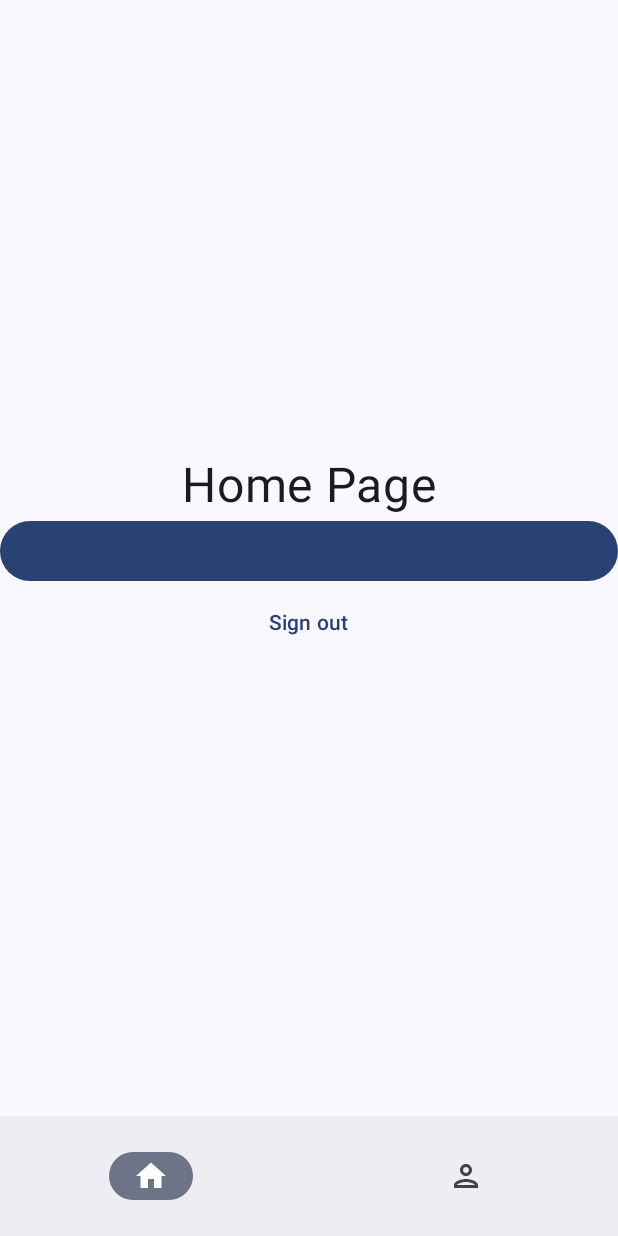
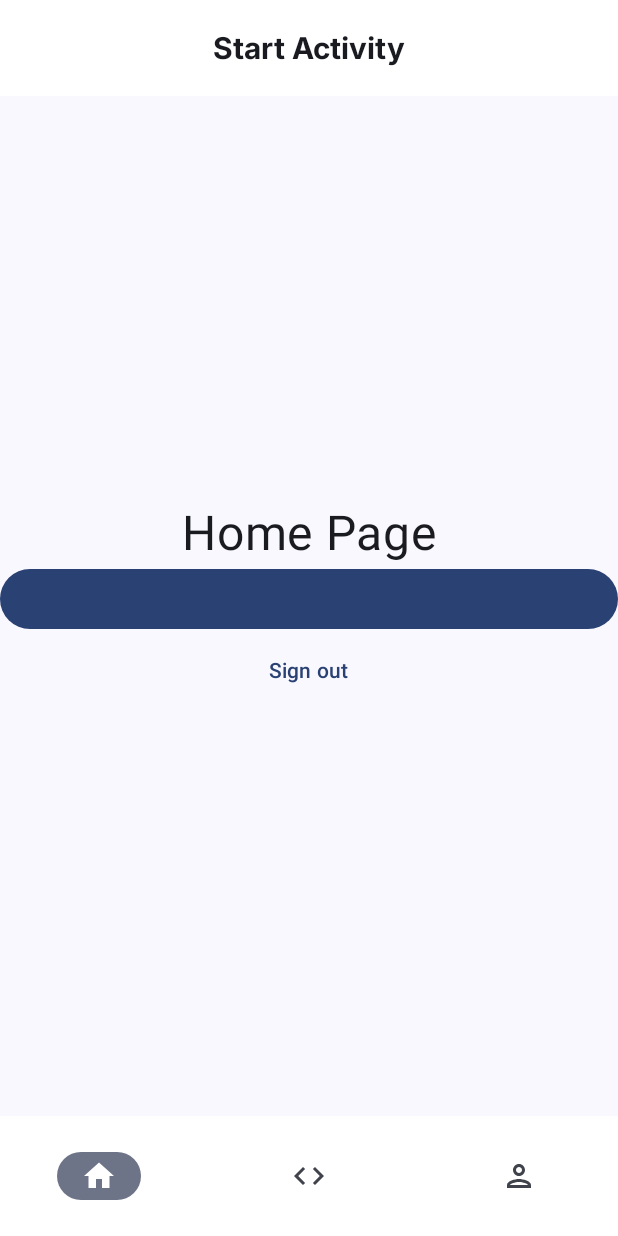
Before and after one commit to Ivan-Romo/ProductivityPatterns, an Android app built with Jetpack Compose: the Home screen opened through its navigation route, on a phone screen of 412 x 824 dp. Run offline under Robolectric (Android 15) with nearby library versions, the phone set to English and light mode, and no system bars; our stand-ins replace Firebase (no records; nobody signed in at launch, a user with empty details on screens opened directly), livedata-compose.

Commit message:
Preguntas v1

```diff
--- a/app/src/main/java/com/example/productivitypatterns/MyAppNavigation.kt
+++ b/app/src/main/java/com/example/productivitypatterns/MyAppNavigation.kt
@@ -5,8 +5,7 @@ import androidx.compose.ui.Modifier
 import androidx.navigation.compose.NavHost
 import androidx.navigation.compose.composable
 import androidx.navigation.compose.rememberNavController
-import com.example.productivitypatterns.view.HomeAux
-import com.example.productivitypatterns.view.HomeView
+import com.example.productivitypatterns.view.Home
 import com.example.productivitypatterns.view.LoginView
 import com.example.productivitypatterns.view.SignupView
 import com.example.productivitypatterns.viewmodel.AuthViewModel
@@ -23,7 +22,7 @@ fun MyAppNavigation(modifier: Modifier = Modifier, authViewModel: AuthViewModel)
             SignupView(modifier, navController, authViewModel)
         }
         composable("home"){
-            HomeAux(modifier, navController, authViewModel)
+            Home(modifier, navController, authViewModel)
         }
     })
 }
--- a/app/src/main/java/com/example/productivitypatterns/domain/Session.kt
+++ b/app/src/main/java/com/example/productivitypatterns/domain/Session.kt
@@ -6,7 +6,7 @@ import java.util.UUID
 data class Session(
     val id: UUID = UUID.randomUUID(),
     val duration: Long,
-    val datetime: LocalDateTime,
+    val datetime: LocalDateTime = LocalDateTime.now(),
     val responses: List<Pair<UUID,Int>>,
     val type: String
 )
--- a/app/src/main/java/com/example/productivitypatterns/ui/theme/Color.kt
+++ b/app/src/main/java/com/example/productivitypatterns/ui/theme/Color.kt
@@ -6,7 +6,11 @@ val Purple80 = Color(0xFFD0BCFF)
 val PurpleGrey80 = Color(0xFFCCC2DC)
 val Pink80 = Color(0xFFEFB8C8)
 
-val BlueCharts = Color(0x3844e4)
+val BlueCharts = Color(0xFF030A8C)
+
+val Background = Color(0xFFF5F6FD)
+
+val Secondary = Color(0xFFE7D5F2)
 
 val BlueChartsCode = "#3844e4"
 
--- a/app/src/main/java/com/example/productivitypatterns/ui/theme/Type.kt
+++ b/app/src/main/java/com/example/productivitypatterns/ui/theme/Type.kt
@@ -2,9 +2,11 @@ package com.example.productivitypatterns.ui.theme
 
 import androidx.compose.material3.Typography
 import androidx.compose.ui.text.TextStyle
+import androidx.compose.ui.text.font.Font
 import androidx.compose.ui.text.font.FontFamily
 import androidx.compose.ui.text.font.FontWeight
 import androidx.compose.ui.unit.sp
+import com.example.productivitypatterns.R
 
 // Set of Material typography styles to start with
 val Typography = Typography(
@@ -32,3 +34,8 @@ val Typography = Typography(
     )
     */
 )
+
+val InterFontFamily = FontFamily(
+    Font(R.font.inter_18pt_medium, FontWeight.Medium),
+    Font(R.font.inter_18pt_bold, FontWeight.Bold),
+)
--- /dev/null
+++ b/app/src/main/java/com/example/productivitypatterns/view/DevelopView.kt
@@ -0,0 +1,70 @@
+package com.example.productivitypatterns.view
+
+import androidx.compose.foundation.layout.Arrangement
+import androidx.compose.foundation.layout.Column
+import androidx.compose.foundation.layout.fillMaxSize
+import androidx.compose.foundation.layout.fillMaxWidth
+import androidx.compose.material3.Button
+import androidx.compose.material3.Text
+import androidx.compose.material3.TextButton
+import androidx.compose.runtime.Composable
+import androidx.compose.runtime.LaunchedEffect
+import androidx.compose.runtime.getValue
+import androidx.compose.runtime.livedata.observeAsState
+import androidx.compose.ui.Alignment
+import androidx.compose.ui.Modifier
+import androidx.compose.ui.unit.sp
+import androidx.lifecycle.compose.collectAsStateWithLifecycle
+import androidx.lifecycle.viewmodel.compose.viewModel
+import androidx.navigation.NavController
+import com.example.productivitypatterns.viewmodel.AuthState
+import com.example.productivitypatterns.viewmodel.AuthViewModel
+import com.example.productivitypatterns.viewmodel.SessionViewModel
+
+
+@Composable
+fun DevelopView(
+    modifier: Modifier = Modifier,
+    navController: NavController,
+    authViewModel: AuthViewModel,
+    sessionViewModel: SessionViewModel = viewModel()
+) {
+    val authState = authViewModel.authState.observeAsState()
+
+    val sessions by sessionViewModel.sessionList.collectAsStateWithLifecycle()
+
+    LaunchedEffect(authState.value) {
+        when (authState.value) {
+            is AuthState.Unauthenticated -> navController.navigate("login")
+            else -> Unit
+        }
+    }
+
+
+
+    Column(
+        modifier = modifier.fillMaxSize(),
+        verticalArrangement = Arrangement.Center,
+        horizontalAlignment = Alignment.CenterHorizontally
+    ) {
+        Text(text = "Home Page", fontSize = 32.sp)
+
+        for (session in sessions) {
+            Text(session.id.toString() + " " + session.type + session.datetime)
+        }
+
+        Button(onClick = {
+            sessionViewModel.createSession()
+        }, modifier = Modifier.fillMaxWidth()) {}
+
+
+
+
+        TextButton(onClick = {
+            authViewModel.signout()
+        }) {
+            Text(text = "Sign out")
+        }
+    }
+
+}
--- a/app/src/main/java/com/example/productivitypatterns/view/HomeView.kt
+++ b/app/src/main/java/com/example/productivitypatterns/view/HomeView.kt
@@ -1,34 +1,38 @@
 package com.example.productivitypatterns.view
 
+import androidx.compose.foundation.background
 import androidx.compose.foundation.layout.*
 import androidx.compose.material.icons.Icons
+import androidx.compose.material.icons.filled.Code
 import androidx.compose.material.icons.filled.Home
 import androidx.compose.material.icons.filled.Person
-import androidx.compose.material.icons.filled.Star
+import androidx.compose.material.icons.outlined.Code
 import androidx.compose.material.icons.outlined.Home
 import androidx.compose.material.icons.outlined.Person
-import androidx.compose.material.icons.outlined.Star
 import androidx.compose.material3.*
 import androidx.compose.runtime.*
-import androidx.compose.runtime.livedata.observeAsState
 import androidx.compose.runtime.saveable.rememberSaveable
-import androidx.compose.ui.Alignment
 import androidx.compose.ui.Modifier
+import androidx.compose.ui.graphics.Color
+import androidx.compose.ui.text.font.Font
+import androidx.compose.ui.text.font.FontFamily
+import androidx.compose.ui.text.font.FontWeight
 import androidx.compose.ui.unit.sp
-import androidx.lifecycle.compose.collectAsStateWithLifecycle
 import androidx.lifecycle.viewmodel.compose.viewModel
 import androidx.navigation.NavController
 import androidx.navigation.compose.NavHost
 import androidx.navigation.compose.composable
 import androidx.navigation.compose.rememberNavController
 import com.example.productivitypatterns.BottomNavigationItem
-import com.example.productivitypatterns.viewmodel.AuthState
+import com.example.productivitypatterns.R
+import com.example.productivitypatterns.ui.theme.InterFontFamily
 import com.example.productivitypatterns.viewmodel.AuthViewModel
 import com.example.productivitypatterns.viewmodel.SessionViewModel
 
-
+@OptIn(ExperimentalMaterial3Api::class)
 @Composable
-fun HomeAux(modifier: Modifier = Modifier,
+fun Home(
+    modifier: Modifier = Modifier,
     auxNavController: NavController,
     authViewModel: AuthViewModel,
     sessionViewModel: SessionViewModel = viewModel()
@@ -36,10 +40,13 @@ fun HomeAux(modifier: Modifier = Modifier,
     val navController = rememberNavController()
     val items = listOf(
         BottomNavigationItem(
-            title = "HomeView",
+            title = "Start Activity",
             icon = Icons.Filled.Home,
             unselectedIcon = Icons.Outlined.Home,
-            route = "HomeView"
+            route = "StartActivity"
+        ),
+        BottomNavigationItem(
+            title = "Develop", icon = Icons.Filled.Code, unselectedIcon = Icons.Outlined.Code, route = "Develop"
         ),
         BottomNavigationItem(
             title = "Stats",
@@ -56,16 +63,30 @@ fun HomeAux(modifier: Modifier = Modifier,
     }
 
     Surface(
-        modifier = Modifier.fillMaxSize(),
-        color = MaterialTheme.colorScheme.background
+        modifier = Modifier.fillMaxSize(), color = MaterialTheme.colorScheme.background
     ) {
-        Scaffold(
-            bottomBar = {
-                NavigationBar {
+        Scaffold(topBar = {
+            CenterAlignedTopAppBar(
+                colors = TopAppBarDefaults.topAppBarColors(
+                    containerColor = Color.White,
+                ),
+                title = {
+                    Text(
+                        text = items[selectedItemIndex].title,
+                        style = androidx.compose.ui.text.TextStyle(
+                            fontFamily = InterFontFamily,
+                            fontSize = 20.sp,
+                            fontWeight = FontWeight.Bold,
+                        )
+                    )
+                },
+            )
+        }, bottomBar = {
+            NavigationBar(
+                containerColor = Color.White,
+            ) {
                 items.forEachIndexed { index, item ->
-                        NavigationBarItem(
-                            selected = selectedItemIndex == index,
-                            onClick = {
+                    NavigationBarItem(selected = selectedItemIndex == index, onClick = {
                         selectedItemIndex = index
                         navController.navigate(item.route) {
                             // Evitar duplicados en la pila de navegación
@@ -75,8 +96,7 @@ fun HomeAux(modifier: Modifier = Modifier,
                             launchSingleTop = true
                             restoreState = true
                         }
-                            },
-                            icon = {
+                    }, icon = {
                         BadgedBox(badge = {}) {
                             Icon(
                                 imageVector = if (index == selectedItemIndex) {
@@ -85,19 +105,18 @@ fun HomeAux(modifier: Modifier = Modifier,
                                 contentDescription = item.title,
                             )
                         }
-                            }
-                        )
+                    })
                 }
             }
+        }) { paddingValues ->
+            NavHost(
+                navController = navController, startDestination = "Develop", modifier = Modifier.padding(paddingValues)
+            ) {
+                composable("StartActivity") {
+                    StartActivityView()
                 }
-        ) { paddingValues ->
-            NavHost(
-                navController = navController,
-                startDestination = "HomeView",
-                modifier = Modifier.padding(paddingValues)
-            ) {
-                composable("HomeView") {
-                    HomeView(modifier, auxNavController, authViewModel)
+                composable("Develop") {
+                    DevelopView(modifier, auxNavController, authViewModel)
                 }
                 composable("WeekStats") {
                     WeekStatsView()
@@ -106,52 +125,3 @@ fun HomeAux(modifier: Modifier = Modifier,
         }
     }
 }
-
-
-
-@Composable
-fun HomeView(
-    modifier: Modifier = Modifier,
-    navController: NavController,
-    authViewModel: AuthViewModel,
-    sessionViewModel: SessionViewModel = viewModel()
-) {
-    val authState = authViewModel.authState.observeAsState()
-
-    val sessions by sessionViewModel.sessionList.collectAsStateWithLifecycle()
-
-    LaunchedEffect(authState.value) {
-        when (authState.value) {
-            is AuthState.Unauthenticated -> navController.navigate("login")
-            else -> Unit
-        }
-    }
-
-
-
-    Column(
-        modifier = modifier.fillMaxSize(),
-        verticalArrangement = Arrangement.Center,
-        horizontalAlignment = Alignment.CenterHorizontally
-    ) {
-        Text(text = "Home Page", fontSize = 32.sp)
-
-        for (session in sessions) {
-            Text(session.id.toString() + " " + session.type + session.datetime)
-        }
-
-        Button(onClick = {
-            sessionViewModel.createSession()
-        }, modifier = Modifier.fillMaxWidth()) {}
-
-
-
-
-        TextButton(onClick = {
-            authViewModel.signout()
-        }) {
-            Text(text = "Sign out")
-        }
-    }
-
-}
```
Also changed, not shown: app/src/main/java/com/example/productivitypatterns/components/DisplayQuestion.kt (added, +53 -0 lines), app/src/main/java/com/example/productivitypatterns/components/SmallButton.kt (added, +57 -0 lines), app/src/main/java/com/example/productivitypatterns/components/charts/BarChart.kt (+8 -1 lines), app/src/main/java/com/example/productivitypatterns/components/charts/LineChart.kt (+10 -1 lines), app/src/main/java/com/example/productivitypatterns/components/charts/RadialCircleChart.kt (+10 -2 lines), app/src/main/java/com/example/productivitypatterns/util/DateUtils.kt (+5 -3 lines), app/src/main/java/com/example/productivitypatterns/util/HardCodedThings.kt (added, +21 -0 lines), app/src/main/java/com/example/productivitypatterns/view/StartActivityView.kt (added, +143 -0 lines), app/src/main/res/font/inter_18pt_bold.ttf (added), app/src/main/res/font/inter_18pt_medium.ttf (added). Lines whose indentation alone changed are shown as unchanged.
